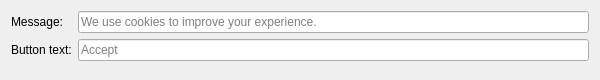
Qt form WebsiteEmpireLib/website/commonblocs/widgets/WidgetCommonBlocCookies.ui (icingerpower/WebsiteEmpire2) before a commit.
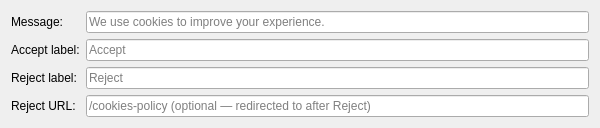
The same form after that commit.

Commit message: Add Reject button and modern dark design to cookie consent bar

What changed in the file:
```diff
--- a/WebsiteEmpireLib/website/commonblocs/widgets/WidgetCommonBlocCookies.ui
+++ b/WebsiteEmpireLib/website/commonblocs/widgets/WidgetCommonBlocCookies.ui
@@ -7,7 +7,7 @@
     <x>0</x>
     <y>0</y>
     <width>600</width>
-    <height>80</height>
+    <height>120</height>
    </rect>
   </property>
   <property name="windowTitle">
@@ -34,7 +34,7 @@
    <item row="1" column="0">
     <widget class="QLabel" name="labelButtonText">
      <property name="text">
-      <string>Button text:</string>
+      <string>Accept label:</string>
      </property>
     </widget>
    </item>
@@ -45,6 +45,34 @@
      </property>
     </widget>
    </item>
+   <item row="2" column="0">
+    <widget class="QLabel" name="labelRejectText">
+     <property name="text">
+      <string>Reject label:</string>
+     </property>
+    </widget>
+   </item>
+   <item row="2" column="1">
+    <widget class="QLineEdit" name="lineEditRejectText">
+     <property name="placeholderText">
+      <string>Reject</string>
+     </property>
+    </widget>
+   </item>
+   <item row="3" column="0">
+    <widget class="QLabel" name="labelRejectUrl">
+     <property name="text">
+      <string>Reject URL:</string>
+     </property>
+    </widget>
+   </item>
+   <item row="3" column="1">
+    <widget class="QLineEdit" name="lineEditRejectUrl">
+     <property name="placeholderText">
+      <string>/cookies-policy (optional — redirected to after Reject)</string>
+     </property>
+    </widget>
+   </item>
   </layout>
  </widget>
  <resources/>
```
The commit also changes 3 other files.
